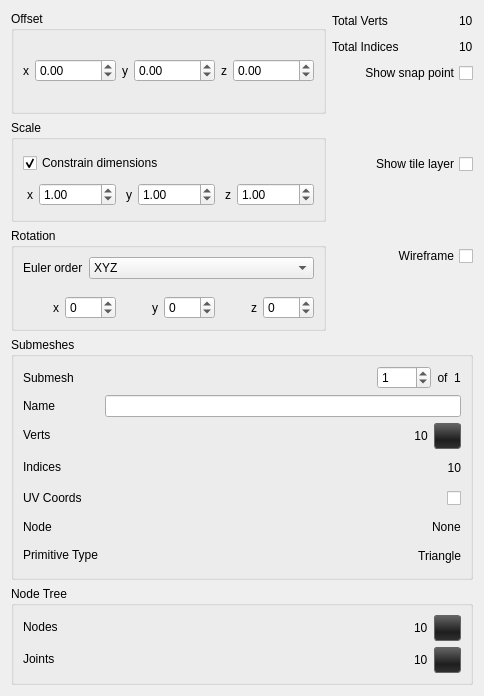
This is ui/mesh_widget.ui in dprandle/bbtoolkit as Qt 5 draws it before an edit. The edited form follows.
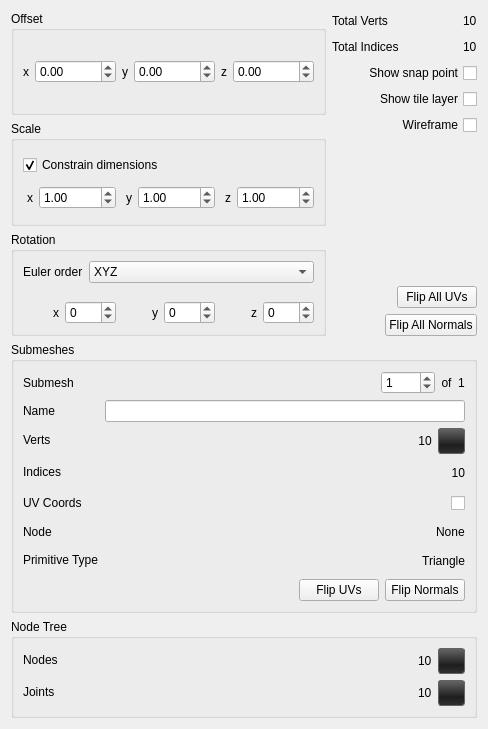
This is the edited form. Icons and pictures are not drawn.

```diff
--- a/ui/mesh_widget.ui
+++ b/ui/mesh_widget.ui
@@ -6,17 +6,17 @@
    <rect>
     <x>0</x>
     <y>0</y>
-    <width>484</width>
-    <height>696</height>
+    <width>488</width>
+    <height>729</height>
    </rect>
   </property>
   <property name="windowTitle">
    <string>Mesh Widget</string>
   </property>
-  <layout class="QVBoxLayout" name="verticalLayout_5">
+  <layout class="QVBoxLayout" name="verticalLayout_4">
    <item>
     <layout class="QGridLayout" name="gridLayout_5">
-     <item row="0" column="0">
+     <item row="0" column="0" rowspan="2">
       <layout class="QVBoxLayout" name="verticalLayout_3">
        <item>
         <widget class="QGroupBox" name="groupBox">
@@ -327,8 +327,6 @@
       </layout>
      </item>
      <item row="0" column="1">
-      <layout class="QVBoxLayout" name="verticalLayout_4">
-       <item>
         <layout class="QFormLayout" name="formLayout_4">
          <item row="0" column="0">
           <widget class="QLabel" name="label_11">
@@ -394,7 +392,7 @@
          </item>
         </layout>
        </item>
-       <item>
+     <item row="1" column="1">
         <layout class="QVBoxLayout" name="verticalLayout">
          <item>
           <widget class="QCheckBox" name="cb_snap_point">
@@ -406,19 +404,6 @@
            </property>
           </widget>
          </item>
-         <item>
-          <spacer name="verticalSpacer_4">
-           <property name="orientation">
-            <enum>Qt::Vertical</enum>
-           </property>
-           <property name="sizeHint" stdset="0">
-            <size>
-             <width>20</width>
-             <height>40</height>
-            </size>
-           </property>
-          </spacer>
-         </item>
          <item>
           <widget class="QCheckBox" name="cb_tile_layer">
            <property name="layoutDirection">
@@ -429,19 +414,6 @@
            </property>
           </widget>
          </item>
-         <item>
-          <spacer name="verticalSpacer">
-           <property name="orientation">
-            <enum>Qt::Vertical</enum>
-           </property>
-           <property name="sizeHint" stdset="0">
-            <size>
-             <width>20</width>
-             <height>40</height>
-            </size>
-           </property>
-          </spacer>
-         </item>
          <item>
           <widget class="QCheckBox" name="cb_wireframe">
            <property name="layoutDirection">
@@ -468,6 +440,52 @@
            </property>
           </spacer>
          </item>
+       <item>
+        <layout class="QHBoxLayout" name="horizontalLayout_9">
+         <item>
+          <spacer name="horizontalSpacer_9">
+           <property name="orientation">
+            <enum>Qt::Horizontal</enum>
+           </property>
+           <property name="sizeHint" stdset="0">
+            <size>
+             <width>40</width>
+             <height>20</height>
+            </size>
+           </property>
+          </spacer>
+         </item>
+         <item>
+          <widget class="QPushButton" name="btn_flip_all_uvs">
+           <property name="text">
+            <string>Flip All UVs</string>
+           </property>
+          </widget>
+         </item>
+        </layout>
+       </item>
+       <item>
+        <layout class="QHBoxLayout" name="horizontalLayout_10">
+         <item>
+          <spacer name="horizontalSpacer_10">
+           <property name="orientation">
+            <enum>Qt::Horizontal</enum>
+           </property>
+           <property name="sizeHint" stdset="0">
+            <size>
+             <width>40</width>
+             <height>20</height>
+            </size>
+           </property>
+          </spacer>
+         </item>
+         <item>
+          <widget class="QPushButton" name="btn_flip_all_norms">
+           <property name="text">
+            <string>Flip All Normals</string>
+           </property>
+          </widget>
+         </item>
         </layout>
        </item>
       </layout>
@@ -479,7 +497,7 @@
      <property name="title">
       <string>Submeshes</string>
      </property>
-     <layout class="QHBoxLayout" name="horizontalLayout_3">
+     <layout class="QVBoxLayout" name="verticalLayout_7">
       <item>
        <layout class="QFormLayout" name="formLayout_2">
         <item row="1" column="0">
@@ -748,6 +766,37 @@
         </item>
        </layout>
       </item>
+      <item>
+       <layout class="QHBoxLayout" name="horizontalLayout_3">
+        <item>
+         <spacer name="horizontalSpacer_8">
+          <property name="orientation">
+           <enum>Qt::Horizontal</enum>
+          </property>
+          <property name="sizeHint" stdset="0">
+           <size>
+            <width>40</width>
+            <height>20</height>
+           </size>
+          </property>
+         </spacer>
+        </item>
+        <item>
+         <widget class="QPushButton" name="btn_flip_sub_uvs">
+          <property name="text">
+           <string>Flip UVs</string>
+          </property>
+         </widget>
+        </item>
+        <item>
+         <widget class="QPushButton" name="btn_flip_sub_norms">
+          <property name="text">
+           <string>Flip Normals</string>
+          </property>
+         </widget>
+        </item>
+       </layout>
+      </item>
      </layout>
     </widget>
    </item>
```
Left out of the diff: 108 changed lines with no effect on the pictures. Lines whose indentation alone changed are shown as unchanged.
